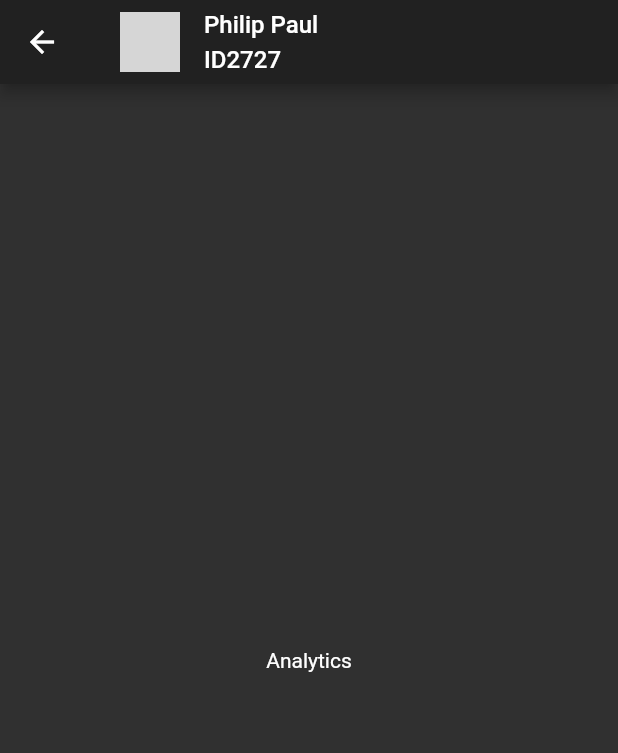
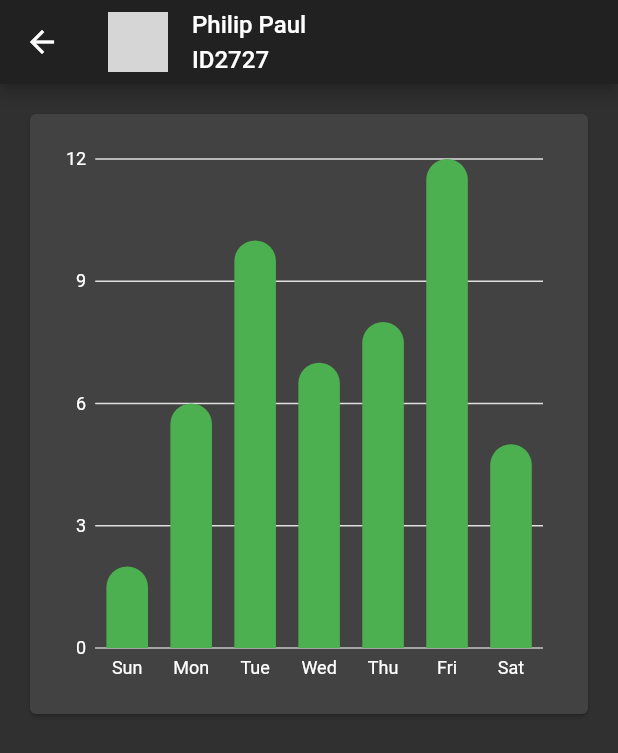
Before and after one commit to 98philips/Secure-vision-app, a Flutter app: the screen it shows after launch, after a tap on "Philip Paul", on a phone screen of 412 x 824 dp. Shown: the top 753 px of the screen. Run offline on Flutter 3.47's test engine with Material 2 defaults, Android fonts, the phone set to English and light mode, and no system bars; our stand-ins replace charts_flutter; network calls fail; grey boxes are pictures that could not be loaded.

Commit message:
Analytics graph and pageview

```diff
--- /dev/null
+++ b/lib/analytics_chart.dart
@@ -0,0 +1,50 @@
+import 'package:flutter/material.dart';
+import 'package:vision/chart_data.dart';
+import 'package:charts_flutter/flutter.dart' as charts;
+
+class AnalyticsChart extends StatelessWidget {
+  final List<ChartData> data;
+
+  AnalyticsChart({@required this.data});
+
+  @override
+  Widget build(BuildContext context) {
+    print(data.length);
+    List<charts.Series<ChartData, String>> series = [
+      charts.Series(
+          id: "Analytics",
+          data: data,
+          domainFn: (ChartData series, _) => series.x,
+          measureFn: (ChartData series, _) => series.y,
+          colorFn: (ChartData series, _) => series.barColor)
+    ];
+
+    return Container(
+      padding: EdgeInsets.all(16),
+      child: Card(
+        child:Container(
+          height: 400,
+          padding: EdgeInsets.all(16),
+        child: charts.BarChart(
+          series,
+          animate: true,
+          defaultRenderer: new charts.BarRendererConfig(
+              cornerStrategy: const charts.ConstCornerStrategy(30)),
+          domainAxis: new charts.OrdinalAxisSpec(
+            renderSpec: new charts.SmallTickRendererSpec(
+              minimumPaddingBetweenLabelsPx: 0,
+              labelStyle:
+                  new charts.TextStyleSpec(color: charts.MaterialPalette.white),
+            ),
+          ),
+          primaryMeasureAxis: new charts.NumericAxisSpec(
+            renderSpec: new charts.GridlineRendererSpec(
+              labelStyle:
+                  new charts.TextStyleSpec(color: charts.MaterialPalette.white),
+            ),
+          ),
+        ),
+      ),),
+    );
+  }
+}
--- a/lib/candidate_analytics.dart
+++ b/lib/candidate_analytics.dart
@@ -1,9 +1,14 @@
 import 'package:flutter/material.dart';
+import 'package:vision/analytics_chart.dart';
 import 'package:vision/candidate_class.dart';
+import 'package:vision/chart_data.dart';
+import 'package:charts_flutter/flutter.dart' as charts;
 
 class CandidateAnalytics extends StatefulWidget {
   final Candidate candidate;
-  CandidateAnalytics(this.candidate);
+  final List<Candidate> candidateList;
+  final int index;
+  CandidateAnalytics(this.candidate, this.candidateList, this.index);
 
   @override
   State<StatefulWidget> createState() {
@@ -12,22 +17,77 @@ class CandidateAnalytics extends StatefulWidget {
 }
 
 class CandidateState extends State<CandidateAnalytics> {
+  final List<ChartData> data = [
+    ChartData(
+      x: "Sun",
+      y: 2,
+      barColor: charts.ColorUtil.fromDartColor(Colors.green),
+    ),
+    ChartData(
+      x: "Mon",
+      y: 6,
+      barColor: charts.ColorUtil.fromDartColor(Colors.green),
+    ),
+    ChartData(
+      x: "Tue",
+      y: 10,
+      barColor: charts.ColorUtil.fromDartColor(Colors.green),
+    ),
+    ChartData(
+      x: "Wed",
+      y: 7,
+      barColor: charts.ColorUtil.fromDartColor(Colors.green),
+    ),
+    ChartData(
+      x: "Thu",
+      y: 8,
+      barColor: charts.ColorUtil.fromDartColor(Colors.green),
+    ),
+    ChartData(
+      x: "Fri",
+      y: 12,
+      barColor: charts.ColorUtil.fromDartColor(Colors.green),
+    ),
+    ChartData(
+      x: "Sat",
+      y: 5,
+      barColor: charts.ColorUtil.fromDartColor(Colors.green),
+    ),
+  ];
+  PageController pageController;
+  Candidate candidate;
+
+  @override
+  void initState() {
+    super.initState();
+    candidate = widget.candidate;
+    pageController = PageController(initialPage: widget.index);
+  }
+
   @override
   Widget build(BuildContext context) {
     return Scaffold(
-      appBar: AppBar(title: topBar(widget.candidate)),
-      body: Center(
-        child: Text("Analytics"),
-      ),
+      appBar: AppBar(title: topBar()),
+      body: PageView.builder(
+          controller: pageController,
+          itemCount: widget.candidateList.length,
+          onPageChanged: (int index) {
+            setState(() {
+              candidate = widget.candidateList.elementAt(index);
+            });
+          },
+          physics: AlwaysScrollableScrollPhysics(),
+          itemBuilder: (BuildContext context, int index) {
+            return buildItem(data);
+          }),
     );
   }
-}
 
-Widget topBar(Candidate candidate) {
+  Widget topBar() {
     return Hero(
         tag: candidate.id,
+        child: SingleChildScrollView(
           child: Container(
-      padding: EdgeInsets.all(8),
             child: Row(
               children: <Widget>[
                 Container(
@@ -39,7 +99,8 @@ Widget topBar(Candidate candidate) {
                       image: new NetworkImage(candidate.imageUrl),
                       fit: BoxFit.cover,
                     ),
-              borderRadius: new BorderRadius.all(new Radius.circular(50.0)),
+                    borderRadius:
+                        new BorderRadius.all(new Radius.circular(50.0)),
                     border: new Border.all(
                       color: Colors.greenAccent,
                       width: 1.0,
@@ -52,21 +113,37 @@ Widget topBar(Candidate candidate) {
                     child: Column(
                       crossAxisAlignment: CrossAxisAlignment.start,
                       children: <Widget>[
-                  Container(
+                        SingleChildScrollView(
+                          child: Container(
                             padding: EdgeInsets.only(bottom: 4),
                             child: Text(candidate.name,
-                    style: TextStyle(fontSize: 16)
+                                style: TextStyle(fontSize: 16)),
                           ),
                         ),
-                  Text(candidate.id,
-                  style: TextStyle(fontSize: 16)
-                  )
+                        SingleChildScrollView(
+                          child: Text(
+                            candidate.id,
+                            style: TextStyle(fontSize: 16),
+                          ),
+                        ),
                       ],
                     ),
                   ),
-          )
+                ),
               ],
             ),
           ),
+        ));
+  }
+
+  Widget buildItem(List<ChartData> data) {
+    return Column(
+      children: <Widget>[
+        AnalyticsChart(
+          data: data,
+        ),
+        Spacer(flex: 1),
+      ],
     );
   }
+}
--- a/lib/candidate_class.dart
+++ b/lib/candidate_class.dart
@@ -1,8 +1,4 @@
 class Candidate{
   String imageUrl,name,id;
-  Candidate(name,id,imageUrl){
-    this.name = name;
-    this.id = id;
-    this.imageUrl = imageUrl;
-  }
+  Candidate(this.name,this.id,this.imageUrl);
 }
--- /dev/null
+++ b/lib/chart_data.dart
@@ -0,0 +1,13 @@
+import 'package:charts_flutter/flutter.dart' as charts;
+import 'package:flutter/foundation.dart';
+
+class ChartData {
+  final String x;
+  final int y;
+  final charts.Color barColor;
+
+  ChartData(
+      {@required this.x,
+      @required this.y,
+      @required this.barColor});
+}
--- a/lib/home.dart
+++ b/lib/home.dart
@@ -11,7 +11,6 @@ class Home extends StatefulWidget {
 }
 
 class HomeState extends State<Home> {
-  final _controller = PageController();
   List<Candidate> candidateList = [
     Candidate("Philip Paul", "ID2727",
         "https://www.evolutionsociety.org/userdata/news_picupload/pic_sid189-0-norm.jpg"),
@@ -39,34 +38,26 @@ class HomeState extends State<Home> {
               scrollDirection: Axis.vertical,
               itemCount: candidateList.length,
               itemBuilder: (BuildContext context, int index) {
-                return candidateTile(candidateList.elementAt(index), context);
+                return candidateTile(
+                    candidateList.elementAt(index), context, index);
               },
             )));
   }
 
-  Widget buildItem(int index) {
-    return Center(
-      child: Card(
-        child: Container(
-          padding: EdgeInsets.all(16),
-          child: Text("Page " + index.toString()),
-        ),
-      ),
-    );
-  }
-
-  Widget candidateTile(Candidate candidate, BuildContext context) {
+  Widget candidateTile(Candidate candidate, BuildContext context, int index) {
     return GestureDetector(
       onTap: () => Navigator.push(
           context,
           MaterialPageRoute(
-                builder: (context) => CandidateAnalytics(candidate))),
+              builder: (context) =>
+                  CandidateAnalytics(candidate, candidateList, index))),
       child: Card(
         shape: RoundedRectangleBorder(
           borderRadius: BorderRadius.circular(16.0),
         ),
         child: Hero(
           tag: candidate.id,
+          child: SingleChildScrollView(
             child: Container(
               padding: EdgeInsets.all(8),
               child: Row(
@@ -91,33 +82,34 @@ class HomeState extends State<Home> {
                   Expanded(
                     child: Container(
                       padding: EdgeInsets.only(left: 16),
+                      child: SingleChildScrollView(
                         child: Column(
                           crossAxisAlignment: CrossAxisAlignment.start,
                           children: <Widget>[
-                            Container(
+                            SingleChildScrollView(
+                              child: Container(
                                 padding: EdgeInsets.only(bottom: 4),
-                              child: Text(candidate.name),
+                                child: Text(
+                                  candidate.name,
                                 ),
-                            Text(candidate.id)
+                              ),
+                            ),
+                            SingleChildScrollView(
+                              child: Text(
+                                candidate.id,
+                              ),
+                            ),
                           ],
+                        ),
                       ),
                     ),
                   )
                 ],
               ),
             ),
-            )));
-  }
-
-  Widget expandedView() {
-    return Center(
-      child: PageView.builder(
-          controller: _controller,
-          itemCount: 3,
-          physics: AlwaysScrollableScrollPhysics(),
-          itemBuilder: (BuildContext context, int index) {
-            return buildItem(index);
-          }),
+          ),
+        ),
+      ),
     );
   }
 }
--- a/pubspec.yaml
+++ b/pubspec.yaml
@@ -24,6 +24,7 @@ dependencies:
   # Use with the CupertinoIcons class for iOS style icons.
   cupertino_icons: ^0.1.2
   gradient_app_bar: ^0.0.1
+  charts_flutter: ^0.8.1
 
 dev_dependencies:
   flutter_test:
```
Also changed, not shown: pubspec.lock. Lines whose indentation alone changed are shown as unchanged.
